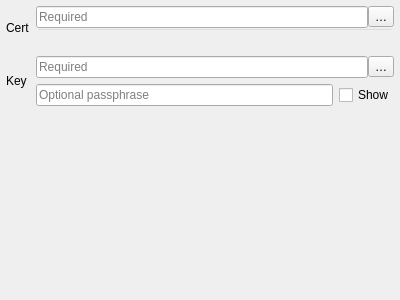
Before: the Qt Designer form src/auth/pkipaths/qgsauthpkipathsedit.ui in carsmie/QGIS, drawn with Qt 5.
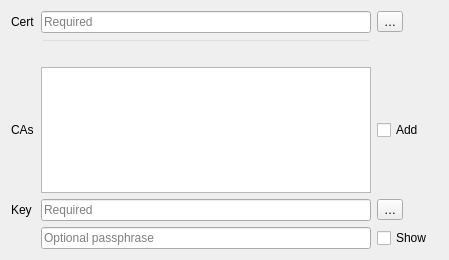
After: the same form once the commit is applied.

```diff
--- a/src/auth/pkipaths/qgsauthpkipathsedit.ui
+++ b/src/auth/pkipaths/qgsauthpkipathsedit.ui
@@ -6,29 +6,25 @@
    <rect>
     <x>0</x>
     <y>0</y>
-    <width>400</width>
-    <height>300</height>
+    <width>449</width>
+    <height>260</height>
    </rect>
   </property>
   <layout class="QGridLayout" name="gridLayout">
-   <property name="leftMargin">
-    <number>6</number>
-   </property>
-   <property name="topMargin">
-    <number>6</number>
-   </property>
-   <property name="rightMargin">
-    <number>6</number>
-   </property>
-   <property name="bottomMargin">
-    <number>6</number>
-   </property>
-   <item row="0" column="1">
-    <layout class="QGridLayout" name="gridLayout_4">
-     <property name="spacing">
-      <number>0</number>
-     </property>
      <item row="0" column="0">
+    <widget class="QLabel" name="lblPkiPathsCert">
+     <property name="sizePolicy">
+      <sizepolicy hsizetype="Maximum" vsizetype="Preferred">
+       <horstretch>0</horstretch>
+       <verstretch>0</verstretch>
+      </sizepolicy>
+     </property>
+     <property name="text">
+      <string>Cert</string>
+     </property>
+    </widget>
+   </item>
+   <item row="0" column="1">
       <widget class="QLineEdit" name="lePkiPathsCert">
        <property name="readOnly">
         <bool>true</bool>
@@ -38,17 +34,7 @@
        </property>
       </widget>
      </item>
-     <item row="0" column="1">
-      <widget class="QToolButton" name="btnPkiPathsCert">
-       <property name="text">
-        <string>…</string>
-       </property>
-       <property name="popupMode">
-        <enum>QToolButton::InstantPopup</enum>
-       </property>
-      </widget>
-     </item>
-     <item row="1" column="0" colspan="2">
+   <item row="1" column="1">
       <widget class="QLineEdit" name="lePkiPathsMsg">
        <property name="styleSheet">
         <string notr="true">background-color: rgba(255, 255, 255, 0);</string>
@@ -58,19 +44,61 @@
        </property>
       </widget>
      </item>
-    </layout>
+   <item row="2" column="0">
+    <widget class="QLabel" name="lblCas">
+     <property name="text">
+      <string>CAs</string>
+     </property>
+    </widget>
    </item>
-   <item row="1" column="1">
-    <layout class="QVBoxLayout" name="verticalLayout_4">
-     <property name="spacing">
-      <number>6</number>
+   <item row="2" column="1">
+    <widget class="QTreeWidget" name="twCas">
+     <property name="editTriggers">
+      <set>QAbstractItemView::NoEditTriggers</set>
      </property>
-     <item>
-      <layout class="QHBoxLayout" name="horizontalLayout_5">
-       <property name="spacing">
-        <number>0</number>
-       </property>
-       <item>
+     <property name="selectionMode">
+      <enum>QAbstractItemView::NoSelection</enum>
+     </property>
+     <property name="rootIsDecorated">
+      <bool>true</bool>
+     </property>
+     <property name="columnCount">
+      <number>1</number>
+     </property>
+     <attribute name="headerVisible">
+      <bool>false</bool>
+     </attribute>
+     <column>
+      <property name="text">
+       <string notr="true">1</string>
+      </property>
+     </column>
+    </widget>
+   </item>
+   <item row="2" column="2" colspan="2">
+    <widget class="QCheckBox" name="cbAddCas">
+     <property name="toolTip">
+      <string>Add bundle CAs to the connection</string>
+     </property>
+     <property name="text">
+      <string>Add</string>
+     </property>
+    </widget>
+   </item>
+   <item row="3" column="0">
+    <widget class="QLabel" name="lblPkiPathsKey">
+     <property name="sizePolicy">
+      <sizepolicy hsizetype="Maximum" vsizetype="Preferred">
+       <horstretch>0</horstretch>
+       <verstretch>0</verstretch>
+      </sizepolicy>
+     </property>
+     <property name="text">
+      <string>Key</string>
+     </property>
+    </widget>
+   </item>
+   <item row="3" column="1">
         <widget class="QLineEdit" name="lePkiPathsKey">
          <property name="readOnly">
           <bool>true</bool>
@@ -80,21 +108,7 @@
          </property>
         </widget>
        </item>
-       <item>
-        <widget class="QToolButton" name="btnPkiPathsKey">
-         <property name="text">
-          <string>…</string>
-         </property>
-         <property name="popupMode">
-          <enum>QToolButton::InstantPopup</enum>
-         </property>
-        </widget>
-       </item>
-      </layout>
-     </item>
-     <item>
-      <layout class="QHBoxLayout" name="horizontalLayout_6">
-       <item>
+   <item row="4" column="1">
         <widget class="QLineEdit" name="lePkiPathsKeyPass">
          <property name="echoMode">
           <enum>QLineEdit::Password</enum>
@@ -104,50 +118,7 @@
          </property>
         </widget>
        </item>
-       <item>
-        <widget class="QCheckBox" name="chkPkiPathsPassShow">
-         <property name="sizePolicy">
-          <sizepolicy hsizetype="Maximum" vsizetype="Fixed">
-           <horstretch>0</horstretch>
-           <verstretch>0</verstretch>
-          </sizepolicy>
-         </property>
-         <property name="text">
-          <string>Show</string>
-         </property>
-        </widget>
-       </item>
-      </layout>
-     </item>
-    </layout>
-   </item>
-   <item row="1" column="0">
-    <widget class="QLabel" name="lblPkiPathsKey">
-     <property name="sizePolicy">
-      <sizepolicy hsizetype="Maximum" vsizetype="Preferred">
-       <horstretch>0</horstretch>
-       <verstretch>0</verstretch>
-      </sizepolicy>
-     </property>
-     <property name="text">
-      <string>Key</string>
-     </property>
-    </widget>
-   </item>
-   <item row="0" column="0">
-    <widget class="QLabel" name="lblPkiPathsCert">
-     <property name="sizePolicy">
-      <sizepolicy hsizetype="Maximum" vsizetype="Preferred">
-       <horstretch>0</horstretch>
-       <verstretch>0</verstretch>
-      </sizepolicy>
-     </property>
-     <property name="text">
-      <string>Cert</string>
-     </property>
-    </widget>
-   </item>
-   <item row="2" column="1">
+   <item row="5" column="1" colspan="2">
     <spacer name="verticalSpacer">
      <property name="orientation">
       <enum>Qt::Vertical</enum>
@@ -160,6 +131,39 @@
      </property>
     </spacer>
    </item>
+   <item row="3" column="2">
+    <widget class="QToolButton" name="btnPkiPathsKey">
+     <property name="text">
+      <string>…</string>
+     </property>
+     <property name="popupMode">
+      <enum>QToolButton::InstantPopup</enum>
+     </property>
+    </widget>
+   </item>
+   <item row="4" column="2">
+    <widget class="QCheckBox" name="chkPkiPathsPassShow">
+     <property name="sizePolicy">
+      <sizepolicy hsizetype="Maximum" vsizetype="Fixed">
+       <horstretch>0</horstretch>
+       <verstretch>0</verstretch>
+      </sizepolicy>
+     </property>
+     <property name="text">
+      <string>Show</string>
+     </property>
+    </widget>
+   </item>
+   <item row="0" column="2">
+    <widget class="QToolButton" name="btnPkiPathsCert">
+     <property name="text">
+      <string>…</string>
+     </property>
+     <property name="popupMode">
+      <enum>QToolButton::InstantPopup</enum>
+     </property>
+    </widget>
+   </item>
   </layout>
  </widget>
  <resources/>
```
Lines whose indentation alone changed are shown as unchanged.
